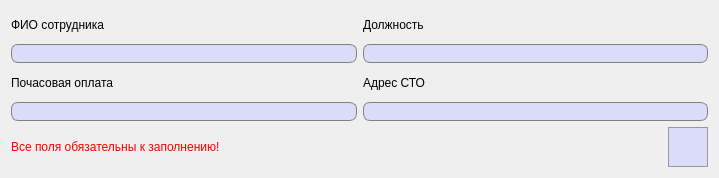
Old version of the form AddEmployee.ui in the repository FediiBohdan/TechService.
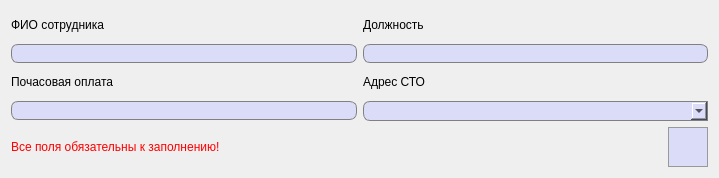
New version of the form. Icons and pictures are not drawn.

Commit message: Some more fixes to Employees dialogs (seems to be finished)

```diff
--- a/AddEmployee.ui
+++ b/AddEmployee.ui
@@ -198,23 +198,27 @@
       </widget>
      </item>
      <item row="3" column="1">
-      <widget class="QLineEdit" name="serviceNumber">
+      <widget class="QComboBox" name="serviceAddress">
+       <property name="minimumSize">
+        <size>
+         <width>0</width>
+         <height>20</height>
+        </size>
+       </property>
        <property name="font">
         <font>
          <pointsize>10</pointsize>
         </font>
        </property>
        <property name="styleSheet">
-        <string notr="true">QLineEdit {
+        <string notr="true">QComboBox {
 	border: 1px solid gray;
-    border-radius: 7px;
+    border-top-left-radius: 7px;
+	border-bottom-left-radius: 7px;
     background-color: #dbdcf7;
 	padding-left: 3px;
 }</string>
        </property>
-       <property name="frame">
-        <bool>true</bool>
-       </property>
       </widget>
      </item>
     </layout>
```
The commit also changes 12 other files.
